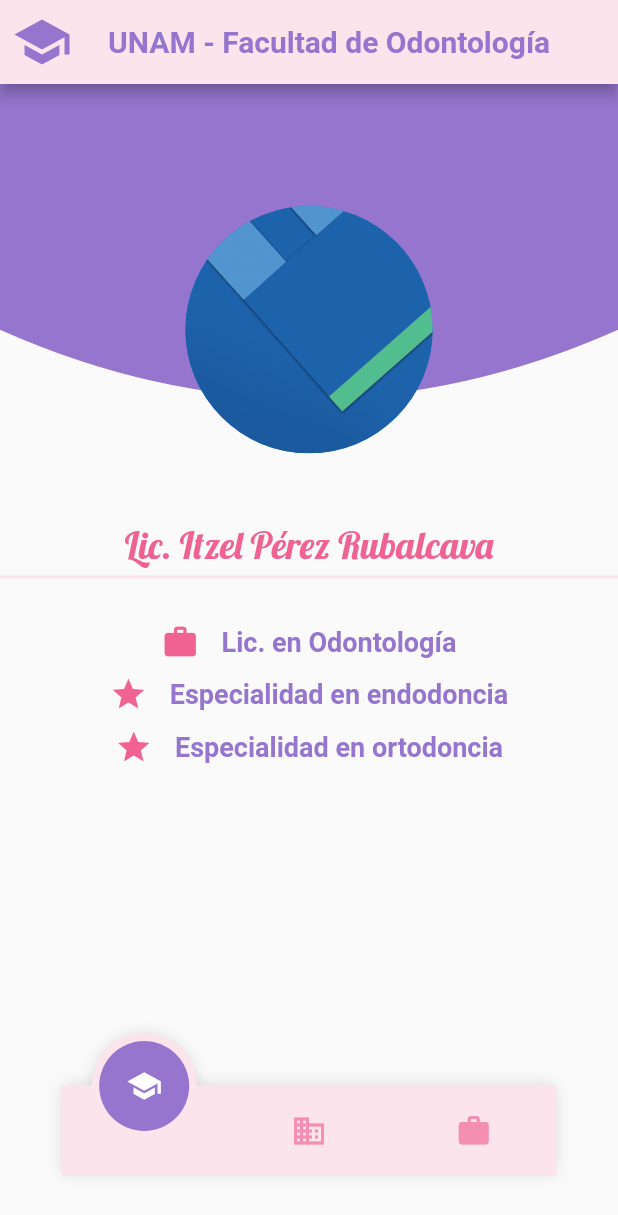
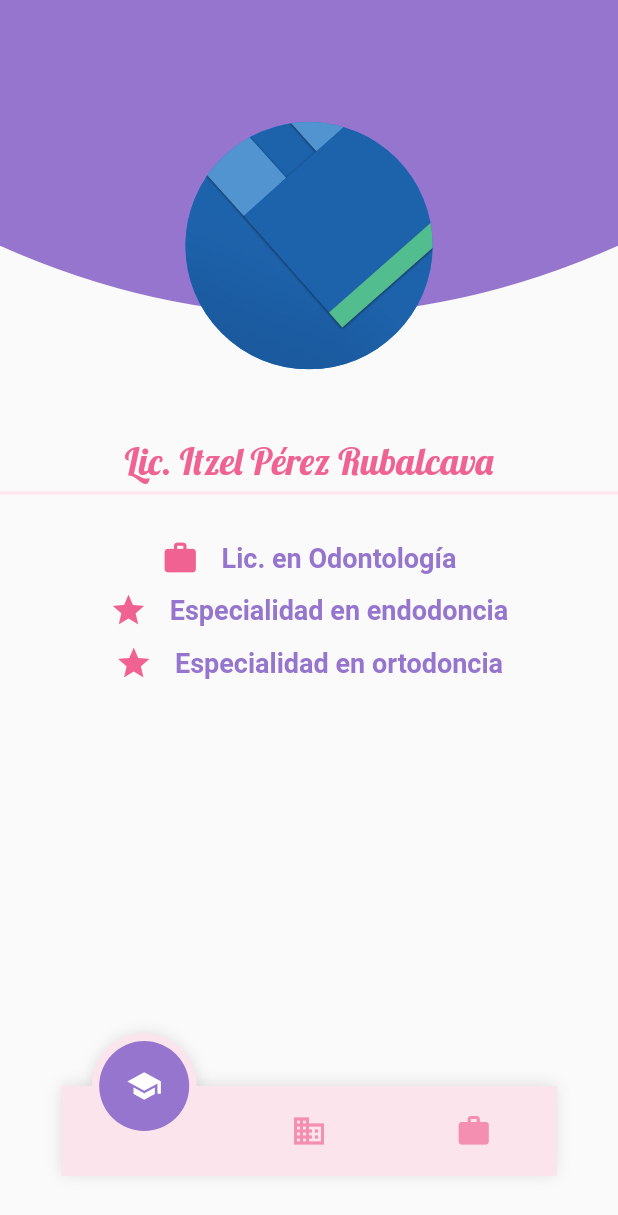
Before and after one commit to zabdielcead/odontologiaItzel, a Flutter app: the screen it shows after launch, on a phone screen of 412 x 824 dp. Shown: the top 1215 px of the screen. Run offline on Flutter 3.47's test engine with Material 2 defaults, Android fonts, the phone set to English and light mode, and no system bars; drawn by our look-alikes of fancy_bottom_navigation; our stand-ins replace google_fonts.

Commit message:
sube ultimo cambio

```diff
--- a/odontologiatitis/lib/src/pages/mibio_page.dart
+++ b/odontologiatitis/lib/src/pages/mibio_page.dart
@@ -6,10 +6,8 @@ class MiBioPage extends StatelessWidget {
 
   @override
   Widget build(BuildContext context) {
-    return SafeArea(
-          top: true,
-          child: Scaffold(
-            appBar: _createAppBar(),
+    return Scaffold(
+          //appBar: _createAppBar(),
           body: Stack(
             children: <Widget>[
 
@@ -19,7 +17,6 @@ class MiBioPage extends StatelessWidget {
 
             ],
           )
-          ),
         );
   }
 
```
Lines whose indentation alone changed are shown as unchanged.
